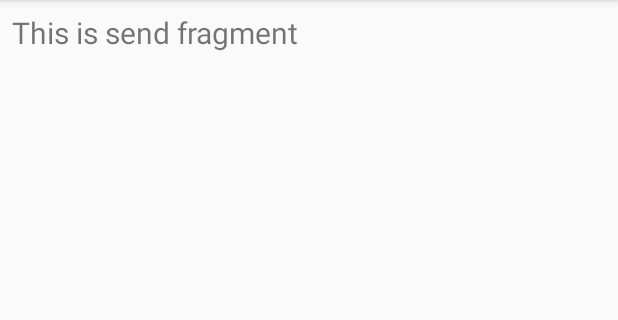
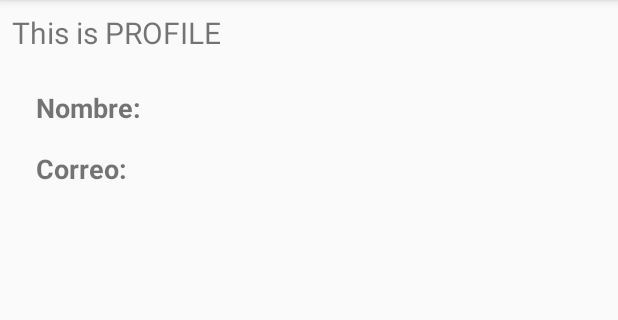
Before and after one commit to vcosme9/IoT-Team05, an Android app: the fragment PerfilFragment shown on its own in the app's theme, on a phone screen of 412 x 824 dp, the part 84-404 px from its top. Run offline under Robolectric (Android 15) with nearby library versions, the phone set to English and light mode, and no system bars; our stand-ins replace Firebase (no records; nobody signed in at launch, a user with empty details on screens opened directly).

Commit message:
Perfil EMPEZADO
Primera parte del perfil empezado.

```diff
--- a/Aplicacion/NeverApp/app/src/main/java/com/vicent/neverapp/ui/perfil/PerfilFragment.java
+++ b/Aplicacion/NeverApp/app/src/main/java/com/vicent/neverapp/ui/perfil/PerfilFragment.java
@@ -12,6 +12,8 @@ import androidx.fragment.app.Fragment;
 import androidx.lifecycle.Observer;
 import androidx.lifecycle.ViewModelProviders;
 
+import com.google.firebase.auth.FirebaseAuth;
+import com.google.firebase.auth.FirebaseUser;
 import com.vicent.neverapp.R;
 
 public class PerfilFragment extends Fragment {
@@ -22,12 +24,32 @@ public class PerfilFragment extends Fragment {
                              ViewGroup container, Bundle savedInstanceState) {
         perfilViewModel =
                 ViewModelProviders.of(this).get(perfilViewModel.class);
-        View root = inflater.inflate(R.layout.fragment_cerrarsesion, container, false);
+        View root = inflater.inflate(R.layout.fragment_perfil, container, false);
+
+        // Conectamos con el  FireBase.
+        final FirebaseUser usuario = FirebaseAuth.getInstance().getCurrentUser();
+
+        //aqui se declaran las partes
         final TextView textView = root.findViewById(R.id.text_send);
+        final TextView textViewnombre = root.findViewById(R.id.tv_nombreFB);
+        final TextView textViewcorreo = root.findViewById(R.id.tv_correoFB);
+
         perfilViewModel.getText().observe(this, new Observer<String>() {
             @Override
+
+            //Aqui se les añade el texto a las partes.
             public void onChanged(@Nullable String s) {
                 textView.setText(s);
+                textViewnombre.setText(usuario.getDisplayName());
+                textViewcorreo.setText(usuario.getEmail());
+
+
+                /*
+                String correo = usuario.getEmail();
+                String telefono = usuario.getPhoneNumber();
+                Uri urlFoto = usuario.getPhotoUrl()
+                String uid = usuario.getUid();
+                */
             }
         });
         return root;
--- a/Aplicacion/NeverApp/app/src/main/java/com/vicent/neverapp/ui/perfil/perfilViewModel.java
+++ b/Aplicacion/NeverApp/app/src/main/java/com/vicent/neverapp/ui/perfil/perfilViewModel.java
@@ -10,7 +10,7 @@ public class perfilViewModel extends ViewModel {
 
     public perfilViewModel() {
         mText = new MutableLiveData<>();
-        mText.setValue("This is send fragment");
+        mText.setValue("This is PROFILE");
     }
 
     public LiveData<String> getText() {
--- a/Aplicacion/NeverApp/app/src/main/res/layout/fragment_cerrarsesion.xml
+++ /dev/null
@@ -1,19 +0,0 @@
-<?xml version="1.0" encoding="utf-8"?>
-<androidx.constraintlayout.widget.ConstraintLayout xmlns:android="http://schemas.android.com/apk/res/android"
-    xmlns:app="http://schemas.android.com/apk/res-auto"
-    android:layout_width="match_parent"
-    android:layout_height="match_parent">
-
-    <TextView
-        android:id="@+id/text_send"
-        android:layout_width="match_parent"
-        android:layout_height="wrap_content"
-        android:layout_marginStart="8dp"
-        android:layout_marginTop="8dp"
-        android:layout_marginEnd="8dp"
-        android:textAlignment="center"
-        android:textSize="20sp"
-        app:layout_constraintEnd_toEndOf="parent"
-        app:layout_constraintStart_toStartOf="parent"
-        app:layout_constraintTop_toTopOf="parent" />
-</androidx.constraintlayout.widget.ConstraintLayout>
--- /dev/null
+++ b/Aplicacion/NeverApp/app/src/main/res/layout/fragment_perfil.xml
@@ -0,0 +1,70 @@
+<?xml version="1.0" encoding="utf-8"?>
+<androidx.constraintlayout.widget.ConstraintLayout xmlns:android="http://schemas.android.com/apk/res/android"
+    xmlns:app="http://schemas.android.com/apk/res-auto"
+    xmlns:tools="http://schemas.android.com/tools"
+    android:layout_width="match_parent"
+    android:layout_height="match_parent">
+
+    <TextView
+        android:id="@+id/text_send"
+        android:layout_width="match_parent"
+        android:layout_height="wrap_content"
+        android:layout_marginStart="8dp"
+        android:layout_marginTop="8dp"
+        android:layout_marginEnd="8dp"
+        android:textAlignment="center"
+        android:textSize="20sp"
+        app:layout_constraintEnd_toEndOf="parent"
+        app:layout_constraintStart_toStartOf="parent"
+        app:layout_constraintTop_toTopOf="parent" />
+
+    <TextView
+        android:id="@+id/tv_nombre"
+        android:layout_width="wrap_content"
+        android:layout_height="wrap_content"
+        android:layout_marginStart="24dp"
+        android:layout_marginLeft="24dp"
+        android:layout_marginTop="24dp"
+        android:text="Nombre:"
+        android:textSize="18sp"
+        android:textStyle="bold"
+        app:layout_constraintStart_toStartOf="parent"
+        app:layout_constraintTop_toBottomOf="@+id/text_send" />
+
+    <TextView
+        android:id="@+id/tv_nombreFB"
+        android:layout_width="wrap_content"
+        android:layout_height="wrap_content"
+        android:layout_marginStart="24dp"
+        android:layout_marginLeft="24dp"
+        android:layout_marginTop="24dp"
+        android:text="Aqui va el nombre"
+        android:textSize="18sp"
+        app:layout_constraintStart_toEndOf="@+id/tv_nombre"
+        app:layout_constraintTop_toBottomOf="@+id/text_send" />
+
+    <TextView
+        android:id="@+id/tv_correo"
+        android:layout_width="wrap_content"
+        android:layout_height="wrap_content"
+        android:layout_marginStart="24dp"
+        android:layout_marginLeft="24dp"
+        android:layout_marginTop="16dp"
+        android:text="Correo:"
+        android:textSize="18sp"
+        android:textStyle="bold"
+        app:layout_constraintStart_toStartOf="parent"
+        app:layout_constraintTop_toBottomOf="@+id/tv_nombre" />
+
+    <TextView
+        android:id="@+id/tv_correoFB"
+        android:layout_width="wrap_content"
+        android:layout_height="wrap_content"
+        android:layout_marginStart="24dp"
+        android:layout_marginLeft="24dp"
+        android:layout_marginTop="16dp"
+        android:text="Aqui va el correo"
+        android:textSize="18sp"
+        app:layout_constraintStart_toEndOf="@+id/tv_correo"
+        app:layout_constraintTop_toBottomOf="@+id/tv_nombreFB" />
+</androidx.constraintlayout.widget.ConstraintLayout>
--- a/Aplicacion/NeverApp/app/src/main/res/navigation/mobile_navigation.xml
+++ b/Aplicacion/NeverApp/app/src/main/res/navigation/mobile_navigation.xml
@@ -39,5 +39,5 @@
         android:id="@+id/nav_perfil"
         android:name="com.vicent.neverapp.ui.perfil.PerfilFragment"
         android:label="@string/menu_perfil"
-        tools:layout="@layout/fragment_cerrarsesion" />
+        tools:layout="@layout/fragment_perfil" />
 </navigation>
```
Also changed, not shown: 54 other files.
